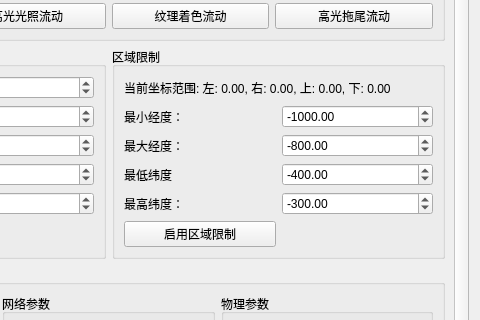
Old version of the form vis4earth/graph_viser/graph_layout.ui in the repository junjiangyue/vis-on-earth-qt-osg; both pictures show x 249 to 729 and y 286 to 606 of the 729 by 742 pixel window.
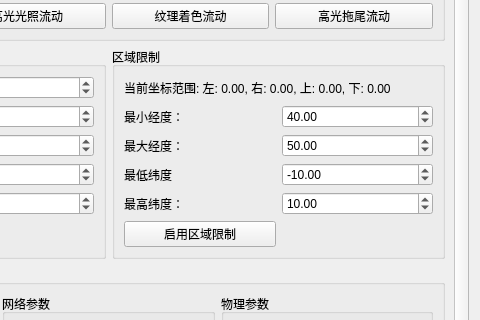
New version of the form.

Commit message: 区域限制修改

```diff
--- a/vis4earth/graph_viser/graph_layout.ui
+++ b/vis4earth/graph_viser/graph_layout.ui
@@ -333,7 +333,7 @@
                <double>10000.989999999999782</double>
               </property>
               <property name="value">
-               <double>-400.000000000000000</double>
+               <double>-10.000000000000000</double>
               </property>
              </widget>
             </item>
@@ -353,7 +353,7 @@
                <double>10000.989999999999782</double>
               </property>
               <property name="value">
-               <double>-300.000000000000000</double>
+               <double>10.000000000000000</double>
               </property>
              </widget>
             </item>
@@ -366,7 +366,7 @@
                <double>9999.000000000000000</double>
               </property>
               <property name="value">
-               <double>-800.000000000000000</double>
+               <double>50.000000000000000</double>
               </property>
              </widget>
             </item>
@@ -379,7 +379,7 @@
                <double>10000.000000000000000</double>
               </property>
               <property name="value">
-               <double>-1000.000000000000000</double>
+               <double>40.000000000000000</double>
               </property>
              </widget>
             </item>
```
The commit also changes 1 other file.
